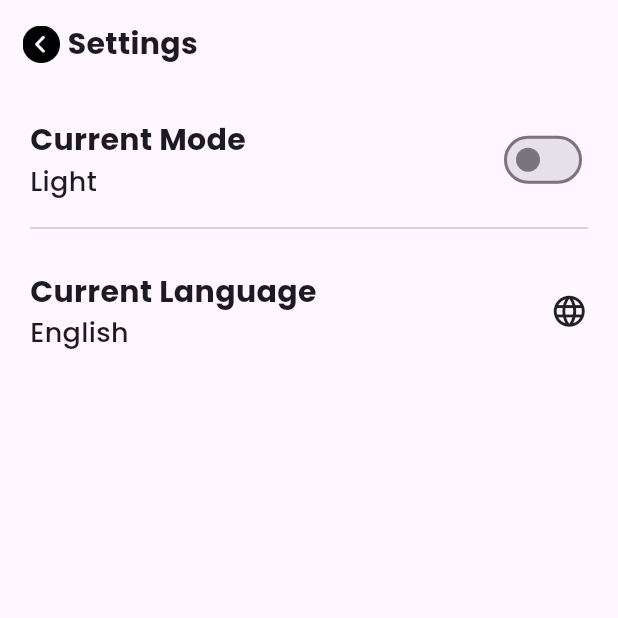
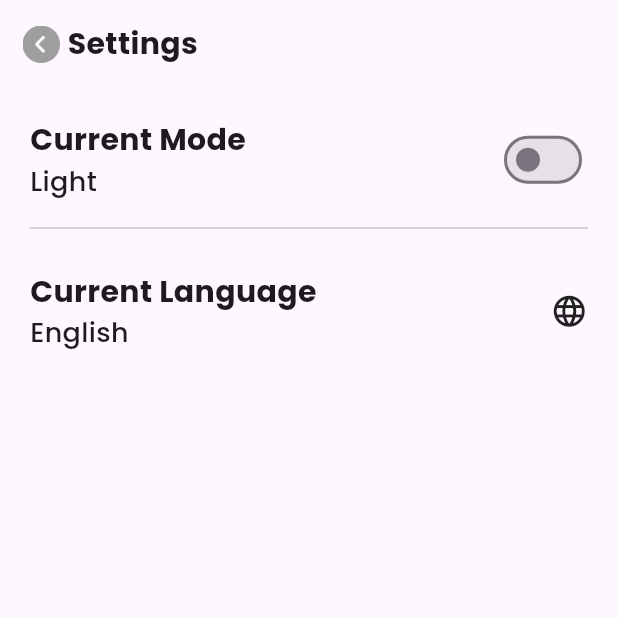
Before and after one commit to BreezyWeezy15/TodosFlutter, a Flutter app: the HomePage screen opened directly, after a tap on the "settings" icon, on a phone screen of 412 x 824 dp, the top half of it. Run offline on Flutter 3.47's test engine with Material 3 defaults, Android fonts, the light colour scheme and no system bars; our stand-ins replace easy_localization, flutter_local_notifications, fluttertoast, gap, get, get_storage and 4 more; missing offline and left inert: alarm, dart:ffi; accounts and stored records are empty.

Commit message:
new changes

```diff
--- a/lib/ui/home_page.dart
+++ b/lib/ui/home_page.dart
@@ -9,6 +9,7 @@ import 'package:gap/gap.dart';
 import 'package:get/get.dart' hide Trans;
 import 'package:todos_app/controller/todos_controller.dart';
 import 'package:todos_app/languages/locale_keys.g.dart';
+import 'package:todos_app/storage/storage_helper.dart';
 import 'package:todos_app/ui/edit_task_page.dart';
 import 'package:todos_app/ui/settings_page.dart';
 import 'package:todos_app/utils.dart';
@@ -165,7 +166,8 @@ class _HomePageState extends State<HomePage> {
                                     child: Center(child: Image.asset(_images[index],width: 25,height: 25,),),
                                   ),
                                   const Gap(10),
-                                  Text(_translations[index],style: getMedFont().copyWith(fontSize: 18),)
+                                  Text(_translations[index],style: getMedFont().copyWith(fontSize: 18,
+                                  color: StorageHelper.getCurrentMode() == true ? Colors.grey : Colors.black,))
                                 ],
                               ),
                             )
--- a/lib/ui/settings_page.dart
+++ b/lib/ui/settings_page.dart
@@ -51,7 +51,8 @@ class _SettingsPageState extends State<SettingsPage> {
                     onTap: (){
                       Navigator.pop(context);
                     },
-                    child: Image.asset("assets/images/arrow.png",width: 25,height: 25,),
+                    child: Image.asset("assets/images/arrow.png",width: 25,height: 25,
+                        color: StorageHelper.getCurrentMode() == true ? Colors.white : Colors.grey,),
                   ),
                   const Gap(5),
                   Text(LocaleKeys.settings.tr(),style: getBoldFont().copyWith(fontSize: 20),)
```
